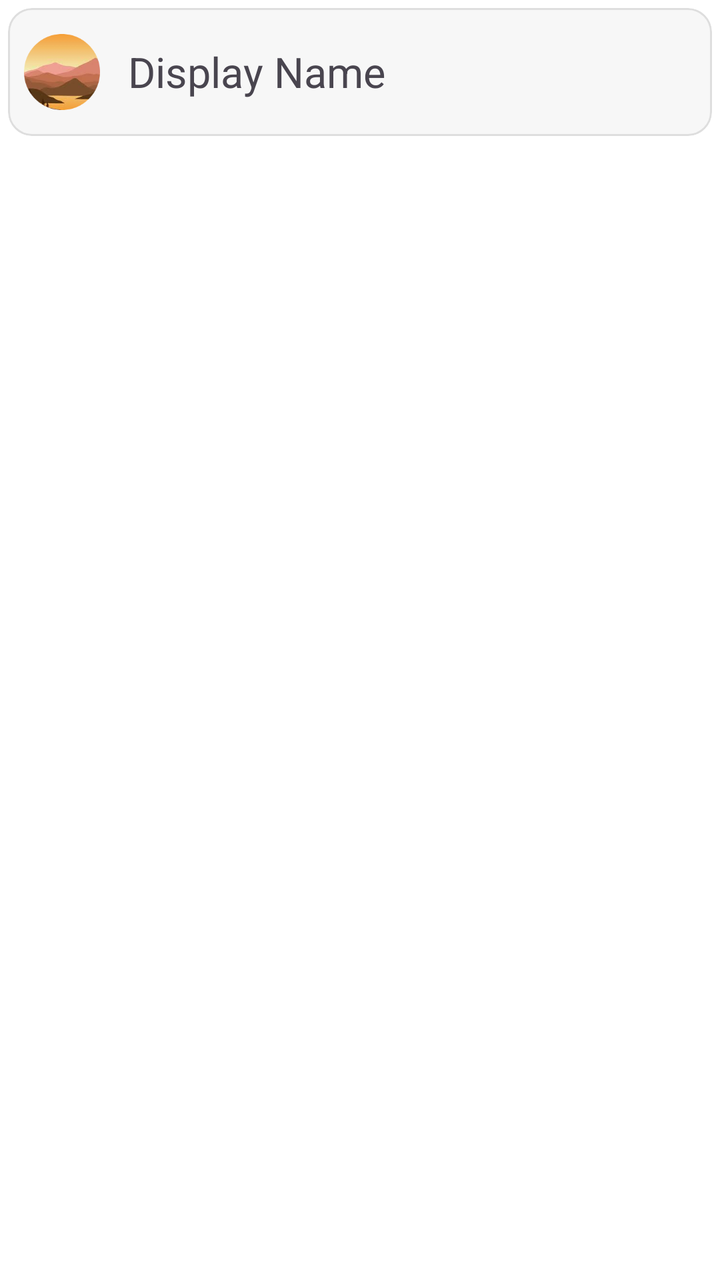
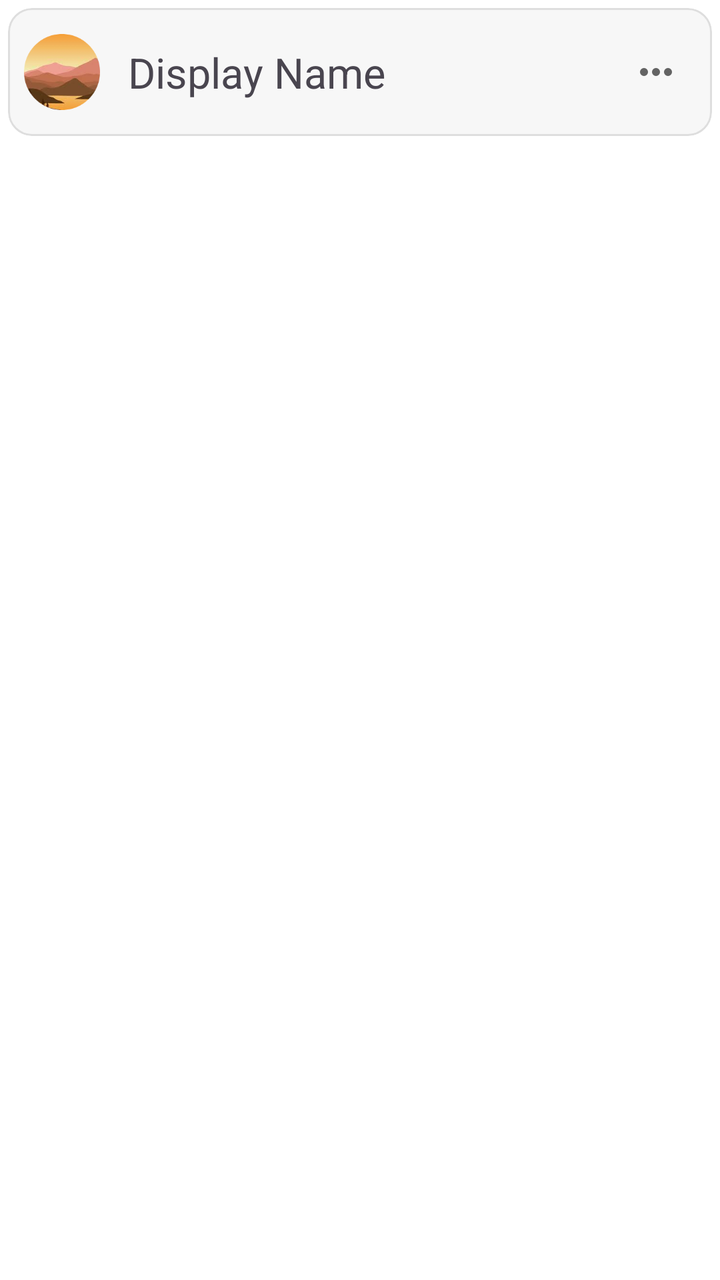

An Android layout rendered at two revisions. The XML below is the earlier revision; the diff shows what the commit changed to produce the second picture.
<!-- AndroidManifest.xml: application theme Theme.TheApp -->
<!-- res/layout/friends_item.xml -->
<?xml version="1.0" encoding="utf-8"?>
<androidx.constraintlayout.widget.ConstraintLayout
    xmlns:android="http://schemas.android.com/apk/res/android"
    xmlns:app="http://schemas.android.com/apk/res-auto"
    android:layout_width="match_parent"
    android:layout_height="wrap_content"
    android:padding="4dp">

    <com.google.android.material.card.MaterialCardView
        android:layout_width="match_parent"
        android:layout_height="wrap_content"
        android:elevation="8dp"
        android:backgroundTint="@color/card_color"
        app:strokeColor="@color/divider_color"
        app:layout_constraintTop_toTopOf="parent"
        app:layout_constraintStart_toStartOf="parent">

        <RelativeLayout
            android:layout_width="match_parent"
            android:layout_height="wrap_content"
            android:padding="8dp">

            <ImageView
                android:id="@+id/friend_profile_pic"
                android:layout_width="48dp"
                android:layout_height="48dp"
                android:src="@drawable/ic_profile"
                android:paddingStart="0dp"
                android:paddingEnd="10dp" />

            <TextView
                android:id="@+id/friend_name_text"
                android:layout_width="wrap_content"
                android:layout_height="wrap_content"
                android:text="@string/display_name"
                android:textSize="@dimen/font_medium"
                android:layout_marginStart="4dp"
                android:layout_toEndOf="@id/friend_profile_pic"
                android:layout_centerVertical="true"/>

        </RelativeLayout>

    </com.google.android.material.card.MaterialCardView>

</androidx.constraintlayout.widget.ConstraintLayout>
<!-- resources referenced by this layout -->
<resources>
  <color name="card_color">#F7F7F7</color>
  <color name="divider_color">#DEDEDE</color>
  <dimen name="font_medium">21sp</dimen>
  <!-- drawable ic_profile (drawable) -->
  <?xml version="1.0" encoding="utf-8"?>
  <bitmap xmlns:android="http://schemas.android.com/apk/res/android"
      android:src="@drawable/cropped_circle_image"
      android:gravity="center">
  
  </bitmap>
  <string name="display_name">Display Name</string>
  <style name="Theme.TheApp" parent="Base.Theme.TheApp">
          
          <item name="android:navigationBarColor">@android:color/transparent</item>
          <item name="android:statusBarColor">@android:color/transparent</item>
          <item name="android:windowLightStatusBar">?attr/isLightTheme</item>
      </style>
  <!-- drawable cropped_circle_image: png bitmap (drawable, 21187 bytes) -->
  <style name="Base.Theme.TheApp" parent="Theme.Material3.DayNight.NoActionBar">
          
          
          <item name="colorSurface">@color/nav_view</item>
          <item name="colorOnBackground">@color/nav_view</item>
          <item name="android:colorBackground">@color/nav_view</item>
          <item name="colorPrimary">@color/primary</item>
          <item name="colorOnPrimary">@color/on_primary</item>
      </style>
  <color name="nav_view">#FFFFFF</color>
  <color name="primary">#000000</color>
  <color name="on_primary">#FFFFFF</color>
</resources>

<!-- the commit's change to res/layout/friends_item.xml (unified diff, before → after) -->
@@ -15,7 +15,7 @@
         app:layout_constraintTop_toTopOf="parent"
         app:layout_constraintStart_toStartOf="parent">
 
-        <RelativeLayout
+        <androidx.constraintlayout.widget.ConstraintLayout
             android:layout_width="match_parent"
             android:layout_height="wrap_content"
             android:padding="8dp">
@@ -26,7 +26,10 @@
                 android:layout_height="48dp"
                 android:src="@drawable/ic_profile"
                 android:paddingStart="0dp"
-                android:paddingEnd="10dp" />
+                android:paddingEnd="10dp"
+                app:layout_constraintTop_toTopOf="parent"
+                app:layout_constraintBottom_toBottomOf="parent"
+                app:layout_constraintStart_toStartOf="parent"/>
 
             <TextView
                 android:id="@+id/friend_name_text"
@@ -35,10 +38,23 @@
                 android:text="@string/display_name"
                 android:textSize="@dimen/font_medium"
                 android:layout_marginStart="4dp"
-                android:layout_toEndOf="@id/friend_profile_pic"
-                android:layout_centerVertical="true"/>
+                app:layout_constraintTop_toTopOf="parent"
+                app:layout_constraintBottom_toBottomOf="parent"
+                app:layout_constraintStart_toEndOf="@id/friend_profile_pic"/>
 
-        </RelativeLayout>
+            <ImageView
+                android:id="@+id/overflowOptions"
+                android:layout_width="wrap_content"
+                android:layout_height="wrap_content"
+                android:clickable="true"
+                android:focusable="true"
+                android:src="@drawable/ic_more_horiz"
+                android:padding="8dp"
+                app:layout_constraintTop_toTopOf="parent"
+                app:layout_constraintBottom_toBottomOf="parent"
+                app:layout_constraintEnd_toEndOf="parent"/>
+
+        </androidx.constraintlayout.widget.ConstraintLayout>
 
     </com.google.android.material.card.MaterialCardView>
 
<!-- resource entries referenced after the edit -->
@@ -3,6 +3,18 @@
   <color name="card_color">#F7F7F7</color>
   <color name="divider_color">#DEDEDE</color>
   <dimen name="font_medium">21sp</dimen>
+  <!-- drawable ic_more_horiz (drawable-anydpi) -->
+  <vector xmlns:android="http://schemas.android.com/apk/res/android"
+      android:width="24dp"
+      android:height="24dp"
+      android:viewportWidth="960"
+      android:viewportHeight="960"
+      android:tint="@color/primary"
+      android:alpha="0.6">
+    <path
+        android:fillColor="@android:color/white"
+        android:pathData="M240,560Q207,560 183.5,536.5Q160,513 160,480Q160,447 183.5,423.5Q207,400 240,400Q273,400 296.5,423.5Q320,447 320,480Q320,513 296.5,536.5Q273,560 240,560ZM480,560Q447,560 423.5,536.5Q400,513 400,480Q400,447 423.5,423.5Q447,400 480,400Q513,400 536.5,423.5Q560,447 560,480Q560,513 536.5,536.5Q513,560 480,560ZM720,560Q687,560 663.5,536.5Q640,513 640,480Q640,447 663.5,423.5Q687,400 720,400Q753,400 776.5,423.5Q800,447 800,480Q800,513 776.5,536.5Q753,560 720,560Z"/>
+  </vector>
   <!-- drawable ic_profile (drawable) -->
   <?xml version="1.0" encoding="utf-8"?>
   <bitmap xmlns:android="http://schemas.android.com/apk/res/android"
